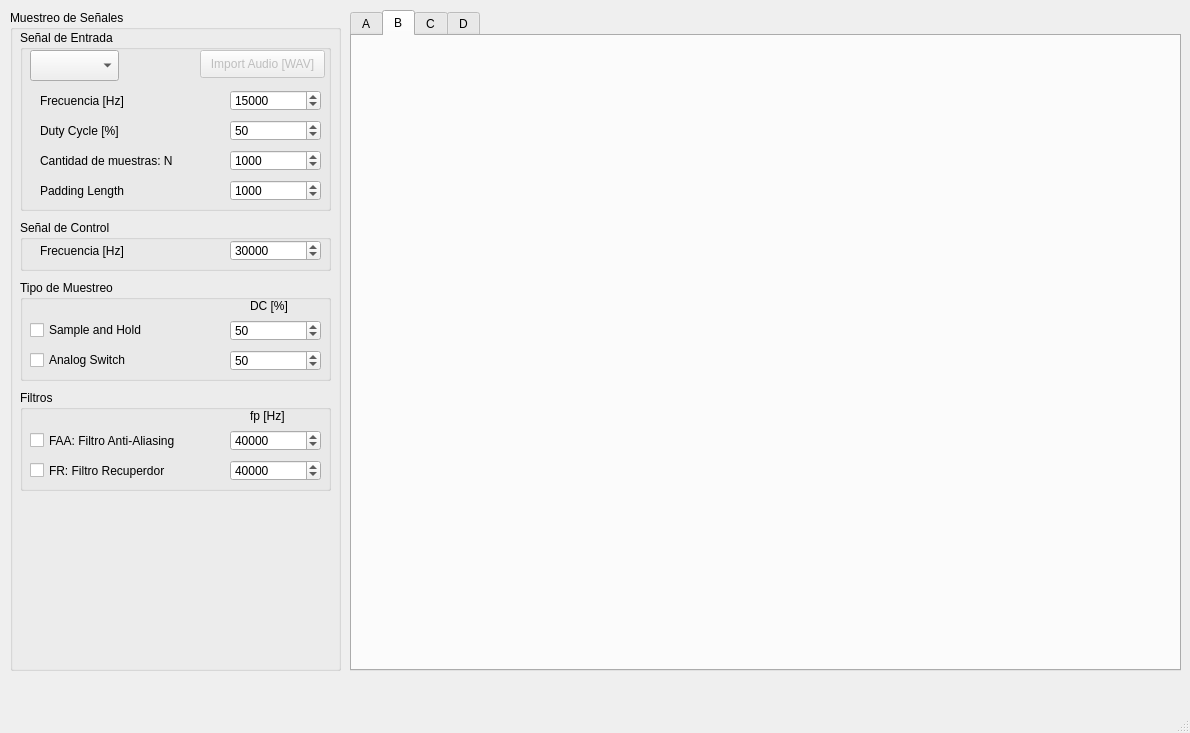
Before: the Qt Designer form qt_gui.ui in agussolari/assd_tp1_gui, drawn with Qt 5.
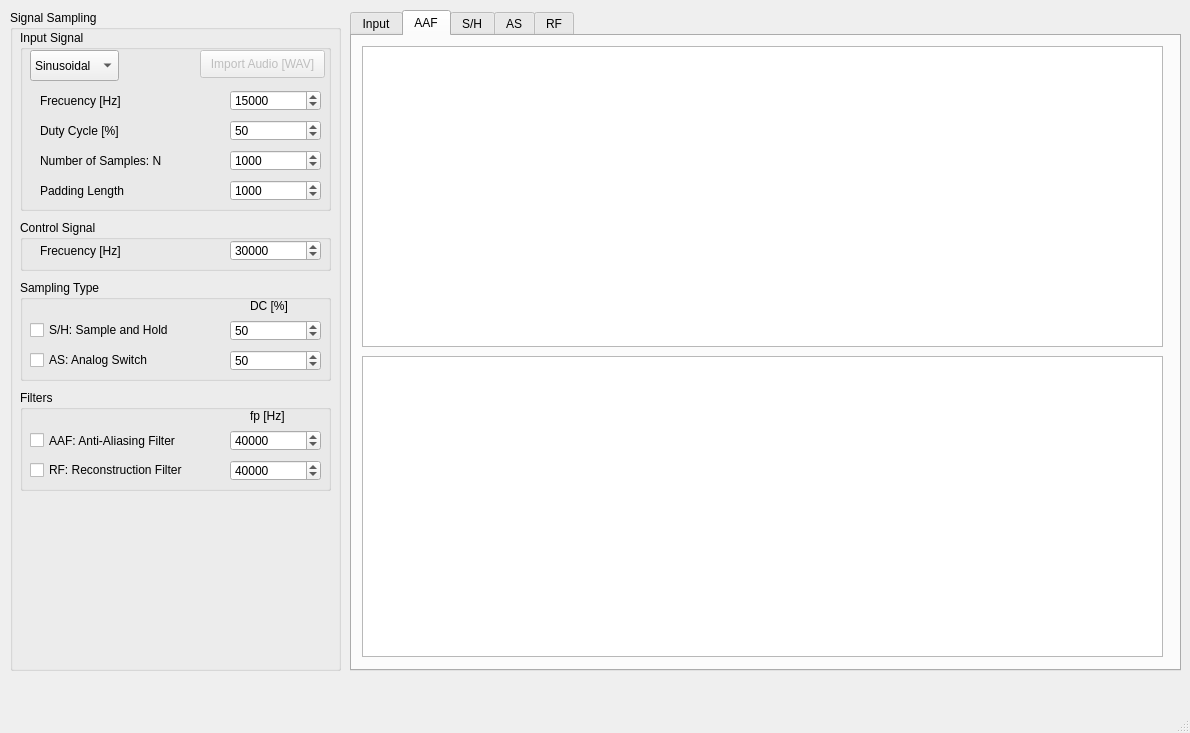
After: the same form once the commit is applied. The open tabs and pages were chosen to show the change. Custom widgets are drawn as their Qt base class.

The edit to the form file:
```diff
--- a/qt_gui.ui
+++ b/qt_gui.ui
@@ -23,6 +23,15 @@
       <height>661</height>
      </rect>
     </property>
+    <property name="autoFillBackground">
+     <bool>false</bool>
+    </property>
+    <property name="tabPosition">
+     <enum>QTabWidget::North</enum>
+    </property>
+    <property name="tabShape">
+     <enum>QTabWidget::Rounded</enum>
+    </property>
     <property name="currentIndex">
      <number>0</number>
     </property>
@@ -31,7 +40,7 @@
       <string/>
      </property>
      <attribute name="title">
-      <string>A</string>
+      <string>Input</string>
      </attribute>
      <widget class="PlotWidget" name="plot_a_time">
       <property name="geometry">
@@ -56,18 +65,83 @@
     </widget>
     <widget class="QWidget" name="tab_4">
      <attribute name="title">
-      <string>B</string>
+      <string>AAF</string>
      </attribute>
+     <widget class="PlotWidget" name="plot_a_freq_aaf">
+      <property name="geometry">
+       <rect>
+        <x>10</x>
+        <y>320</y>
+        <width>801</width>
+        <height>301</height>
+       </rect>
+      </property>
+     </widget>
+     <widget class="PlotWidget" name="plot_a_time_aaf">
+      <property name="geometry">
+       <rect>
+        <x>10</x>
+        <y>10</y>
+        <width>801</width>
+        <height>301</height>
+       </rect>
+      </property>
+     </widget>
     </widget>
     <widget class="QWidget" name="tab_2">
      <attribute name="title">
-      <string>C</string>
+      <string>S/H</string>
      </attribute>
     </widget>
     <widget class="QWidget" name="tab_3">
      <attribute name="title">
-      <string>D</string>
+      <string>AS</string>
      </attribute>
+     <widget class="PlotWidget" name="plot_a_freq_as">
+      <property name="geometry">
+       <rect>
+        <x>10</x>
+        <y>320</y>
+        <width>801</width>
+        <height>301</height>
+       </rect>
+      </property>
+     </widget>
+     <widget class="PlotWidget" name="plot_a_time_as">
+      <property name="geometry">
+       <rect>
+        <x>10</x>
+        <y>10</y>
+        <width>801</width>
+        <height>301</height>
+       </rect>
+      </property>
+     </widget>
+    </widget>
+    <widget class="QWidget" name="tab_rf">
+     <attribute name="title">
+      <string>RF</string>
+     </attribute>
+     <widget class="PlotWidget" name="plot_a_freq_rf">
+      <property name="geometry">
+       <rect>
+        <x>10</x>
+        <y>320</y>
+        <width>801</width>
+        <height>301</height>
+       </rect>
+      </property>
+     </widget>
+     <widget class="PlotWidget" name="plot_a_time_rf">
+      <property name="geometry">
+       <rect>
+        <x>10</x>
+        <y>10</y>
+        <width>801</width>
+        <height>301</height>
+       </rect>
+      </property>
+     </widget>
     </widget>
    </widget>
    <widget class="QGroupBox" name="box_centralBox">
@@ -80,7 +154,7 @@
      </rect>
     </property>
     <property name="title">
-     <string>Muestreo de Señales</string>
+     <string>Signal Sampling</string>
     </property>
     <property name="checkable">
      <bool>false</bool>
@@ -95,7 +169,7 @@
       </rect>
      </property>
      <property name="title">
-      <string>Señal de Entrada</string>
+      <string>Input Signal</string>
      </property>
      <property name="flat">
       <bool>false</bool>
@@ -110,11 +184,11 @@
        </rect>
       </property>
       <property name="currentIndex">
-       <number>-1</number>
+       <number>0</number>
       </property>
       <item>
        <property name="text">
-        <string>Senoidal</string>
+        <string>Sinusoidal</string>
        </property>
       </item>
       <item>
@@ -143,7 +217,7 @@
        </rect>
       </property>
       <property name="text">
-       <string>Frecuencia [Hz]</string>
+       <string>Frecuency [Hz]</string>
       </property>
      </widget>
      <widget class="QSpinBox" name="spin_frecInputSignal">
@@ -251,7 +325,7 @@
        </rect>
       </property>
       <property name="text">
-       <string>Cantidad de muestras: N</string>
+       <string>Number of Samples: N</string>
       </property>
      </widget>
      <widget class="QLabel" name="label_paddingLength">
@@ -297,19 +371,19 @@
       </rect>
      </property>
      <property name="title">
-      <string>Tipo de Muestreo</string>
+      <string>Sampling Type</string>
      </property>
      <widget class="QCheckBox" name="check_sampleHold">
       <property name="geometry">
        <rect>
         <x>10</x>
         <y>40</y>
-        <width>124</width>
+        <width>154</width>
         <height>20</height>
        </rect>
       </property>
       <property name="text">
-       <string>Sample and Hold</string>
+       <string>S/H: Sample and Hold</string>
       </property>
      </widget>
      <widget class="QSpinBox" name="spin_dutyControlSignalSH">
@@ -346,12 +420,12 @@
        <rect>
         <x>10</x>
         <y>70</y>
-        <width>108</width>
+        <width>133</width>
         <height>20</height>
        </rect>
       </property>
       <property name="text">
-       <string>Analog Switch</string>
+       <string>AS: Analog Switch</string>
       </property>
      </widget>
      <widget class="QSpinBox" name="spin_dutyControlSignalAS">
@@ -381,7 +455,7 @@
       </rect>
      </property>
      <property name="title">
-      <string>Filtros</string>
+      <string>Filters</string>
      </property>
      <widget class="QCheckBox" name="check_FAA">
       <property name="geometry">
@@ -393,7 +467,7 @@
        </rect>
       </property>
       <property name="text">
-       <string>FAA: Filtro Anti-Aliasing</string>
+       <string>AAF: Anti-Aliasing Filter</string>
       </property>
       <property name="checkable">
        <bool>true</bool>
@@ -407,12 +481,12 @@
        <rect>
         <x>10</x>
         <y>70</y>
-        <width>150</width>
-        <height>21</height>
+        <width>168</width>
+        <height>20</height>
        </rect>
       </property>
       <property name="text">
-       <string>FR: Filtro Recuperdor</string>
+       <string>RF: Reconstruction Filter</string>
       </property>
      </widget>
      <widget class="QLabel" name="label_2">
@@ -471,7 +545,7 @@
       </rect>
      </property>
      <property name="title">
-      <string>Señal de Control</string>
+      <string>Control Signal</string>
      </property>
      <widget class="QLabel" name="label_frecControlSignal">
       <property name="geometry">
@@ -483,7 +557,7 @@
        </rect>
       </property>
       <property name="text">
-       <string>Frecuencia [Hz]</string>
+       <string>Frecuency [Hz]</string>
       </property>
      </widget>
      <widget class="QSpinBox" name="spin_frecControlSignal">
```
Left out of the diff: 63 changed lines with no effect on the pictures.
